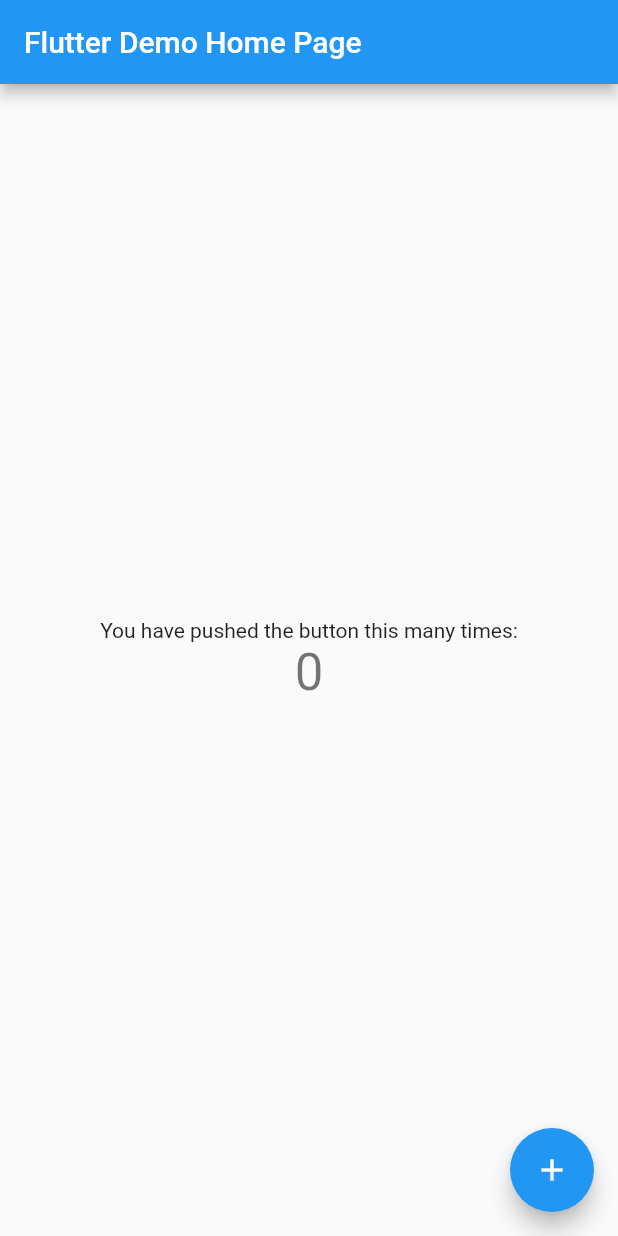
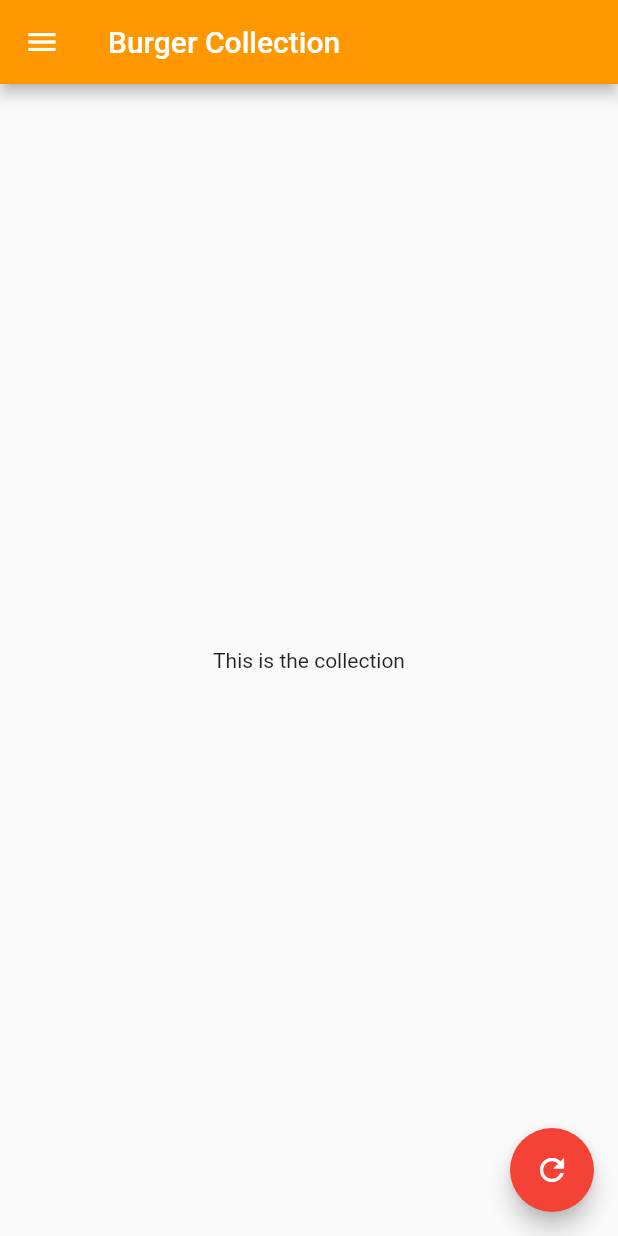
Before and after one commit to MartiDavicino/Flutter-App_Mobile-Devices, a Flutter app: the screen it shows after launch, on a phone screen of 412 x 824 dp. Run offline on Flutter 3.47's test engine with Material 2 defaults, Android fonts, the phone set to English and light mode, and no system bars.

Commit message:
Starting custom home page and catalogue

```diff
--- /dev/null
+++ b/App prototype/app_prototype/lib/burger.dart
@@ -0,0 +1,19 @@
+class BurgerCatalog {
+  List<Burger> burgers;
+
+  BurgerCatalog({this.burgers});
+}
+
+class Burger {
+  String name;
+  String rarity;
+  String img;
+  int kalories;
+
+  Burger({
+    this.name = "Burger #3",
+    this.rarity = "Common",
+    this.img = "None",
+    this.kalories = 234,
+  });
+}
--- a/App prototype/app_prototype/lib/main.dart
+++ b/App prototype/app_prototype/lib/main.dart
@@ -1,115 +1,41 @@
 import 'package:flutter/material.dart';
 
-void main() {
-  runApp(const MyApp());
+void main() => runApp(MaterialApp(
+      title: "Burger Collection",
+      home: HomePage(),
+      debugShowCheckedModeBanner: false,
+    ));
+
+class HomePage extends StatefulWidget {
+  @override
+  State<HomePage> createState() => _HomePageState();
 }
 
-class MyApp extends StatelessWidget {
-  const MyApp({Key? key}) : super(key: key);
+class _HomePageState extends State<HomePage> {
+  @override
+  void initState() {
+    super.initState();
+    fetchData();
+  }
 
-  // This widget is the root of your application.
+  fetchData() async {}
+
   @override
   Widget build(BuildContext context) {
-    return MaterialApp(
-      title: 'Flutter Demo',
-      theme: ThemeData(
-        // This is the theme of your application.
-        //
-        // Try running your application with "flutter run". You'll see the
-        // application has a blue toolbar. Then, without quitting the app, try
-        // changing the primarySwatch below to Colors.green and then invoke
-        // "hot reload" (press "r" in the console where you ran "flutter run",
-        // or simply save your changes to "hot reload" in a Flutter IDE).
-        // Notice that the counter didn't reset back to zero; the application
-        // is not restarted.
-        primarySwatch: Colors.blue,
+    return Scaffold(
+      appBar: AppBar(
+        title: Text("Burger Collection"),
+        backgroundColor: Colors.orange,
       ),
-      home: const MyHomePage(title: 'Flutter Demo Home Page'),
+      body: Center(
+        child: Text("This is the collection"),
+      ),
+      drawer: Drawer(),
+      floatingActionButton: FloatingActionButton(
+        onPressed: () {},
+        backgroundColor: Colors.red,
+        child: Icon(Icons.refresh),
+      ),
     );
   }
 }
-
-class MyHomePage extends StatefulWidget {
-  const MyHomePage({Key? key, required this.title}) : super(key: key);
-
-  // This widget is the home page of your application. It is stateful, meaning
-  // that it has a State object (defined below) that contains fields that affect
-  // how it looks.
-
-  // This class is the configuration for the state. It holds the values (in this
-  // case the title) provided by the parent (in this case the App widget) and
-  // used by the build method of the State. Fields in a Widget subclass are
-  // always marked "final".
-
-  final String title;
-
-  @override
-  State<MyHomePage> createState() => _MyHomePageState();
-}
-
-class _MyHomePageState extends State<MyHomePage> {
-  int _counter = 0;
-
-  void _incrementCounter() {
-    setState(() {
-      // This call to setState tells the Flutter framework that something has
-      // changed in this State, which causes it to rerun the build method below
-      // so that the display can reflect the updated values. If we changed
-      // _counter without calling setState(), then the build method would not be
-      // called again, and so nothing would appear to happen.
-      _counter++;
-    });
-  }
-
-  @override
-  Widget build(BuildContext context) {
-    // This method is rerun every time setState is called, for instance as done
-    // by the _incrementCounter method above.
-    //
-    // The Flutter framework has been optimized to make rerunning build methods
-    // fast, so that you can just rebuild anything that needs updating rather
-    // than having to individually change instances of widgets.
-    return Scaffold(
-      appBar: AppBar(
-        // Here we take the value from the MyHomePage object that was created by
-        // the App.build method, and use it to set our appbar title.
-        title: Text(widget.title),
-      ),
-      body: Center(
-        // Center is a layout widget. It takes a single child and positions it
-        // in the middle of the parent.
-        child: Column(
-          // Column is also a layout widget. It takes a list of children and
-          // arranges them vertically. By default, it sizes itself to fit its
-          // children horizontally, and tries to be as tall as its parent.
-          //
-          // Invoke "debug painting" (press "p" in the console, choose the
-          // "Toggle Debug Paint" action from the Flutter Inspector in Android
-          // Studio, or the "Toggle Debug Paint" command in Visual Studio Code)
-          // to see the wireframe for each widget.
-          //
-          // Column has various properties to control how it sizes itself and
-          // how it positions its children. Here we use mainAxisAlignment to
-          // center the children vertically; the main axis here is the vertical
-          // axis because Columns are vertical (the cross axis would be
-          // horizontal).
-          mainAxisAlignment: MainAxisAlignment.center,
-          children: <Widget>[
-            const Text(
-              'You have pushed the button this many times:',
-            ),
-            Text(
-              '$_counter',
-              style: Theme.of(context).textTheme.headline4,
-            ),
-          ],
-        ),
-      ),
-      floatingActionButton: FloatingActionButton(
-        onPressed: _incrementCounter,
-        tooltip: 'Increment',
-        child: const Icon(Icons.add),
-      ), // This trailing comma makes auto-formatting nicer for build methods.
-    );
-  }
-}
```
